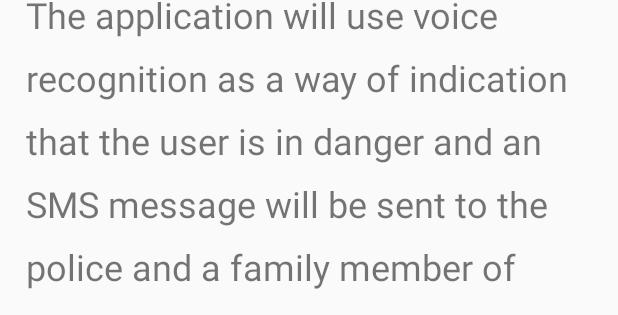
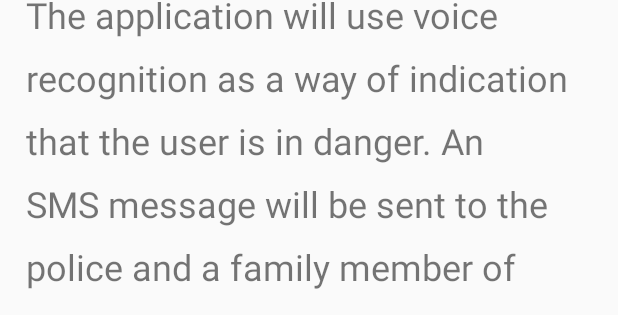
Before and after one commit to SafeWordAppMembers/Safeword, an Android app: the layout activity_about.xml on its own in the app's theme, with its tools: preview values and no code run, on a phone screen of 412 x 824 dp. Shown: the part 525-840 px from the top of the screen. Run offline under Robolectric (Android 15) with nearby library versions, the phone set to English and light mode, and no system bars.

Commit message:
Update activity_about.xml

```diff
--- a/SafeWord/app/src/main/res/layout/activity_about.xml
+++ b/SafeWord/app/src/main/res/layout/activity_about.xml
@@ -15,7 +15,7 @@
         android:layout_marginStart="8dp"
         android:layout_marginTop="8dp"
         android:lineSpacingExtra="14sp"
-        android:text=" This application was created to empower women through providing a way of protecting them against harrasment. The application will use voice recognition as a way of indication that the user is in danger and an SMS message will be sent to the police and a family member of the user's choice."
+        android:text=" This application was created to empower women through providing a way of protecting them against harrasment. The application will use voice recognition as a way of indication that the user is in danger. An SMS message will be sent to the police and a family member of the user's choice."
         android:textSize="24sp"
         app:layout_constraintBottom_toBottomOf="parent"
         app:layout_constraintEnd_toEndOf="parent"
```
